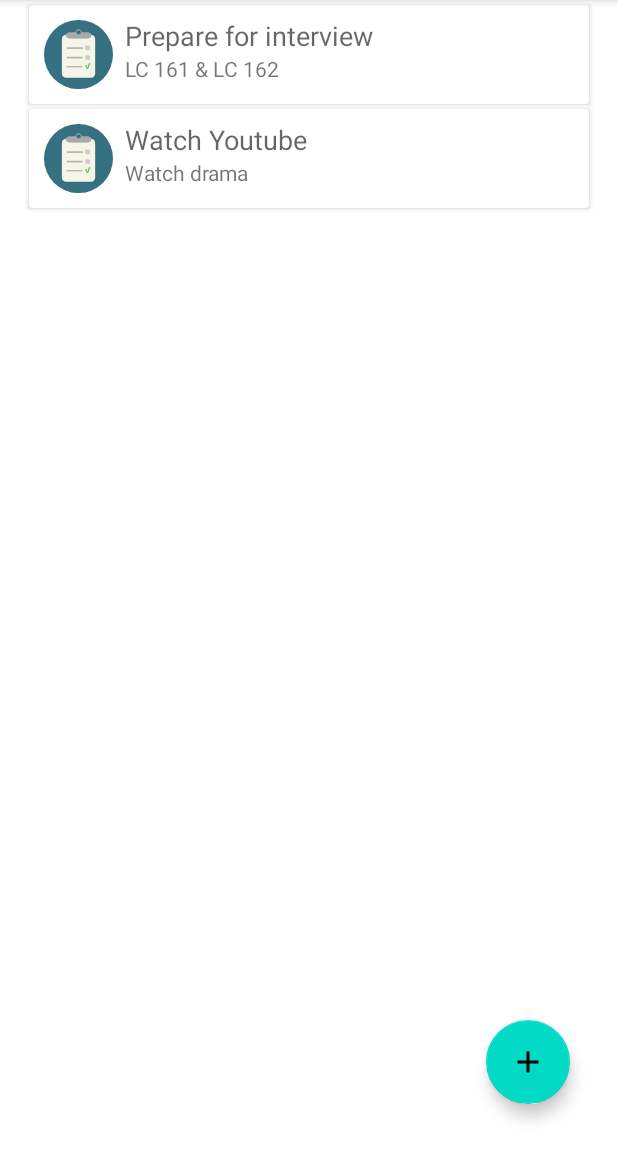
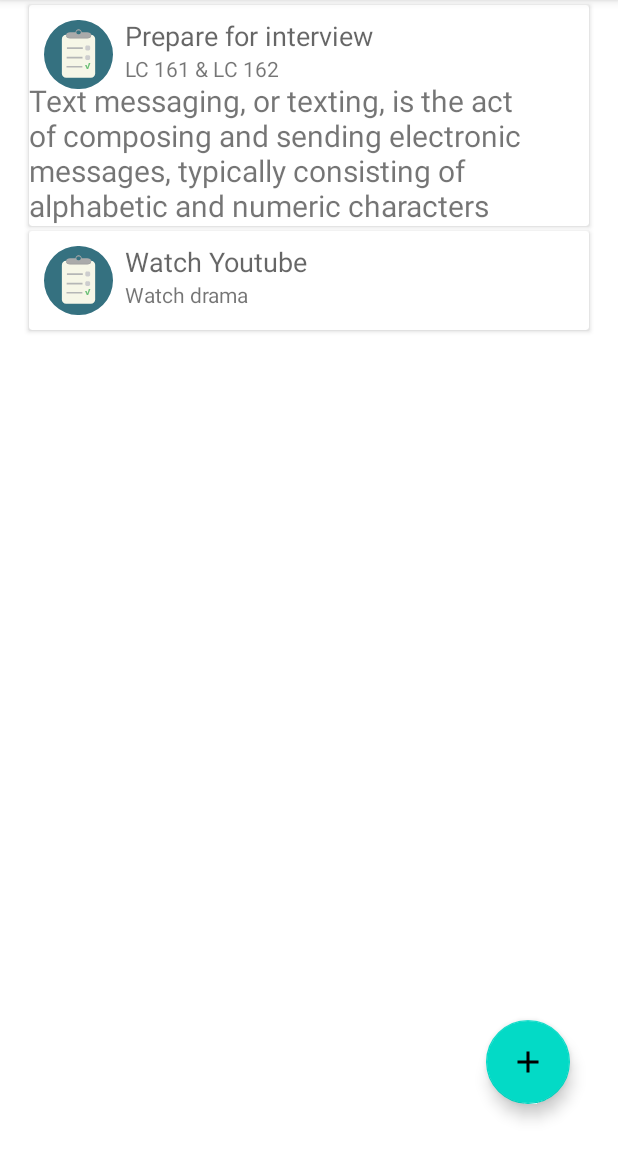
Before and after one commit to Barry36/Time-Tracker, an Android app: the screen it shows after launch (MainActivity), after a tap on "Prepare for interview", on a phone screen of 412 x 824 dp, the part 84-1236 px from its top. Run offline under Robolectric (Android 15) with nearby library versions, the phone set to English and light mode, and no system bars; our stand-ins replace Room's generated code, data binding, navigation-ui.

Commit message:
create expandable cardViewHolder

```diff
--- a/TimeTracker/app/src/main/java/com/cs446/group18/timetracker/adapter/EventListAdapter.java
+++ b/TimeTracker/app/src/main/java/com/cs446/group18/timetracker/adapter/EventListAdapter.java
@@ -2,9 +2,11 @@ package com.cs446.group18.timetracker.adapter;
 
 import android.app.admin.ConnectEvent;
 import android.media.MediaDrm;
+import android.util.Log;
 import android.view.LayoutInflater;
 import android.view.View;
 import android.view.ViewGroup;
+import android.widget.RelativeLayout;
 
 import androidx.annotation.NonNull;
 import androidx.databinding.DataBindingUtil;
@@ -33,8 +35,8 @@ public class EventListAdapter extends RecyclerView.Adapter<EventListAdapter.View
             layoutInflater = LayoutInflater.from(parent.getContext()); // get context from main Activity
         }
         ListItemEventBinding binding = DataBindingUtil.inflate(layoutInflater, R.layout.list_item_event, parent, false);
+
         return new ViewHolder(binding, mOnEventListener);
-
     }
 
     @Override
@@ -57,41 +59,57 @@ public class EventListAdapter extends RecyclerView.Adapter<EventListAdapter.View
         notifyDataSetChanged();
     }
 
-    public Event getEventAt(int position){
+    public Event getEventAt(int position) {
         return events.get(position);
     }
 
 
     // This is the card view
     // Detect the click by implementing onClickListener
-    class ViewHolder extends RecyclerView.ViewHolder implements View.OnClickListener {
+    class ViewHolder extends RecyclerView.ViewHolder {
         private ListItemEventBinding binding;
-        private OnEventListener onEventListener;
 
         public ViewHolder(@NonNull ListItemEventBinding binding, OnEventListener onEventListener) {
             super(binding.getRoot());
             this.binding = binding;
-            this.onEventListener = onEventListener;
-            binding.getRoot().setOnClickListener(this);
+            binding.getRoot().setOnClickListener(new View.OnClickListener(){
+
+                @Override
+                public void onClick(View v) {
+                    Log.d("Barry", "Yoo");
+                    if (binding.expandable.getVisibility() == View.GONE) {
+                        Log.d("Bob is Awesome", "Not Visible");
+                        expand(binding.expandable);
+                    } else {
+                        Log.d("Bob is Awesome", "Visible");
+                        collapse(binding.expandable);
+                    }
+                }
+            });
         }
 
         void bind(Event event) {
             // access data variable in list_item_event.xml
             binding.setEvent(event);
+
             binding.executePendingBindings();
         }
 
-        @Override
-        public void onClick(View v) {
-            onEventListener.onEventClick(getAdapterPosition());
-        }
     }
 
     // Interface for the itemView onClick Listener
     // Implemented in Activity - EventListFragment.java to handle unfold action
 
-    public interface OnEventListener{
+    public interface OnEventListener {
         void onEventClick(int position);
     }
 
+    private void expand(RelativeLayout layout) {
+        layout.setVisibility(View.VISIBLE);
+    }
+
+    private void collapse(final RelativeLayout layout) {
+        layout.setVisibility(View.GONE);
+    }
+
 }
--- a/TimeTracker/app/src/main/java/com/cs446/group18/timetracker/dao/TimeEntryDao.java
+++ b/TimeTracker/app/src/main/java/com/cs446/group18/timetracker/dao/TimeEntryDao.java
@@ -27,6 +27,9 @@ public interface TimeEntryDao {
     @Query("SELECT * FROM time_entry_table ORDER BY start_time DESC")
     LiveData<List<TimeEntry>> getAllTimeEntries();
 
+    @Query("SELECT * FROM time_entry_table WHERE event_id = :event_id")
+    LiveData<List<TimeEntry>> getTimeEntriesByEventID(int event_id);
+
     @Transaction
     @Query("SELECT * FROM event_table")
     LiveData<List<EventWithTimeEntries>> getEventWithTimeEntries();
--- a/TimeTracker/app/src/main/java/com/cs446/group18/timetracker/repository/TimeEntryRepository.java
+++ b/TimeTracker/app/src/main/java/com/cs446/group18/timetracker/repository/TimeEntryRepository.java
@@ -32,6 +32,10 @@ public class TimeEntryRepository {
         return timeEntryDao.getAllTimeEntries();
     }
 
+    public LiveData<List<TimeEntry>> getTimeEntriesByEventID(int event_id){
+        return timeEntryDao.getTimeEntriesByEventID(event_id);
+    }
+
     public LiveData<List<EventWithTimeEntries>> getEventWithTimeEntries() {
         return timeEntryDao.getEventWithTimeEntries();
     }
--- a/TimeTracker/app/src/main/java/com/cs446/group18/timetracker/ui/EventListFragment.java
+++ b/TimeTracker/app/src/main/java/com/cs446/group18/timetracker/ui/EventListFragment.java
@@ -9,7 +9,9 @@ import android.view.LayoutInflater;
 import android.view.View;
 import android.view.ViewGroup;
 import android.widget.ArrayAdapter;
+import android.widget.Button;
 import android.widget.EditText;
+import android.widget.RelativeLayout;
 import android.widget.Spinner;
 import android.widget.TextView;
 import android.widget.Toast;
@@ -39,10 +41,18 @@ public class EventListFragment extends Fragment implements EventListAdapter.OnEv
     RecyclerView recyclerView;
     private TextView textViewEmpty;
 
+    private RelativeLayout expandableCardView;
     @Nullable
     @Override
     public View onCreateView(@NonNull LayoutInflater inflater, @Nullable ViewGroup container, @Nullable Bundle savedInstanceState) {
         View eventListView = inflater.inflate(R.layout.fragment_event_list, container, false);
+
+        // *** For Expandable cardView Begins
+        View listItemEvent = inflater.inflate(R.layout.list_item_event, container, false);
+        RelativeLayout expandableCardView = listItemEvent.findViewById(R.id.expandable);
+        this.expandableCardView = expandableCardView;
+        // *** For Expandable cardView Ends
+
         EventListAdapter adapter = new EventListAdapter(events, this);
         EventListViewModelFactory factory = InjectorUtils.provideEventListViewModelFactory(getActivity());
         EventViewModel viewModel = new ViewModelProvider(this, factory).get(EventViewModel.class);
@@ -51,12 +61,13 @@ public class EventListFragment extends Fragment implements EventListAdapter.OnEv
         recyclerView = eventListView.findViewById(R.id.event_list);
         recyclerView.setAdapter(adapter);
 
-        // Add New Event
+        // Add New Event Action
         FloatingActionButton buttonAddEvent = eventListView.findViewById(R.id.button_add_event);
         buttonAddEvent.setOnClickListener(new View.OnClickListener() {
 
             @Override
             public void onClick(View v) {
+                Log.d(TAG, "onClick: Floating button");
                 AlertDialog.Builder builder = new AlertDialog.Builder(getActivity(), R.style.DialogTheme);
                 View promptView = inflater.inflate(R.layout.prompt_add_event, container, false);
 
@@ -65,6 +76,7 @@ public class EventListFragment extends Fragment implements EventListAdapter.OnEv
                 builder.setView(promptView)
                         .setPositiveButton("OK", new DialogInterface.OnClickListener() {
                             public void onClick(DialogInterface dialog, int id) {
+
                                 String eventName = eventNameText.getText().toString();
                                 String eventDescription = eventDescriptionText.getText().toString();
                                 try {
@@ -185,11 +197,11 @@ public class EventListFragment extends Fragment implements EventListAdapter.OnEv
         });
     }
 
+    // Click to expand cardView
     @Override
     public void onEventClick(int position) {
 
-        // reference to the Event selected
-//        events.get(position);
+    }
 
-    }
+
 }
--- a/TimeTracker/app/src/main/java/com/cs446/group18/timetracker/vm/TimeEntryViewModel.java
+++ b/TimeTracker/app/src/main/java/com/cs446/group18/timetracker/vm/TimeEntryViewModel.java
@@ -23,6 +23,10 @@ public class TimeEntryViewModel extends ViewModel {
         return repository.getTimeEntries();
     }
 
+    public LiveData<List<TimeEntry>> getTimeEntriesByEventID(int event_id){
+        return repository.getTimeEntriesByEventID(event_id);
+    }
+
     public LiveData<List<EventWithTimeEntries>> getEventWithTimeEntries() {
         return repository.getEventWithTimeEntries();
     }
--- a/TimeTracker/app/src/main/res/layout/list_item_event.xml
+++ b/TimeTracker/app/src/main/res/layout/list_item_event.xml
@@ -4,9 +4,14 @@
         <variable
             name="event"
             type="com.cs446.group18.timetracker.entity.Event"/>
+        <variable
+            name="eventTimeEntry"
+            type="com.cs446.group18.timetracker.entity.TimeEntry"/>
     </data>
 
     <androidx.cardview.widget.CardView
+        android:id="@+id/viewContent"
+        android:clickable="true"
         android:layout_width="match_parent"
         android:layout_height="wrap_content"
         android:layout_marginStart="3dp"
@@ -41,8 +46,26 @@
                 android:layout_marginStart="56dp"
                 android:text="@{event.description}" />
 
+        </RelativeLayout>
 
+        <RelativeLayout
+
+            android:visibility="gone"
+            android:id="@+id/expandable"
+            android:layout_width="match_parent"
+            android:layout_height="wrap_content"
+            android:layout_marginTop="50dp"
+            android:animateLayoutChanges="true"
+            android:orientation="vertical">
+
+
+            <TextView
+                android:layout_width="match_parent"
+                android:layout_height="wrap_content"
+                android:text="Text messaging, or texting, is the act of composing and sending electronic messages, typically consisting of alphabetic and numeric characters"
+                android:textSize="20sp" />
         </RelativeLayout>
+
 
     </androidx.cardview.widget.CardView>
 </layout>
```
